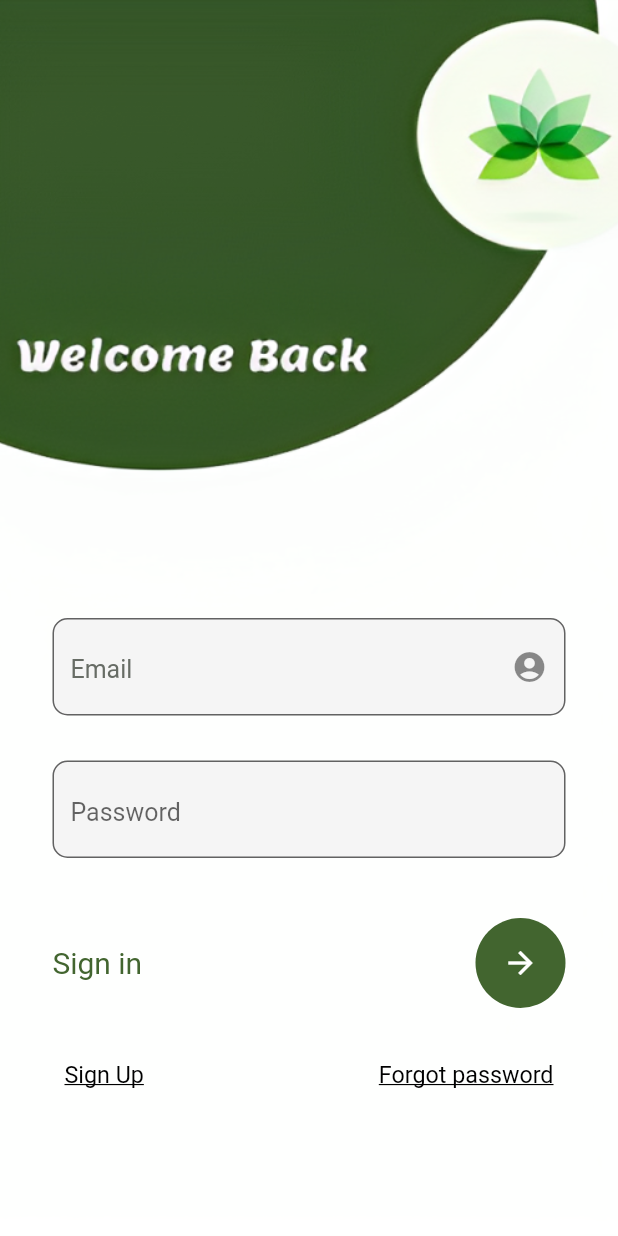
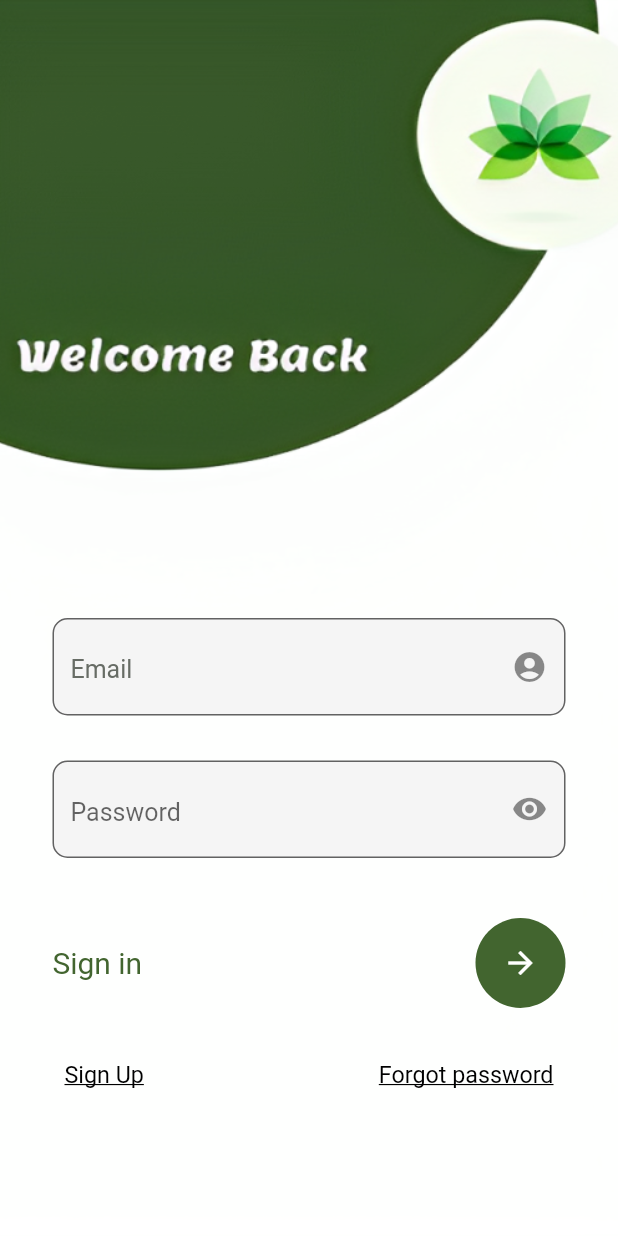
Before and after one commit to DesaiRiya/Plant_app, a Flutter app: the screen it shows after launch, after a tap on "Get started", on a phone screen of 412 x 824 dp. Run offline on Flutter 3.47's test engine with Material 2 defaults, Android fonts, the phone set to English and light mode, and no system bars; our stand-ins replace firebase_auth, firebase_core, flutter_screenutil, get, google_fonts; accounts and stored records are empty; generated files the repository leaves out were written again; Roboto replaces fonts that are missing (Laila, Lemon).

Commit message:
Signup & signIn

```diff
--- /dev/null
+++ b/lib/controllers/signin_controller.dart
@@ -0,0 +1,25 @@
+import 'package:firebase_core/firebase_core.dart';
+import 'package:flutter/material.dart';
+import 'package:flutter/gestures.dart';
+import 'dart:ui';
+import 'package:google_fonts/google_fonts.dart';
+import 'package:myapp/main.dart';
+import 'package:myapp/page-5/register.dart';
+import 'package:myapp/page-5/register2.dart';
+import 'package:myapp/repository/authentication_repository/authentication_repository.dart';
+import 'package:myapp/utils.dart';
+import 'package:get/get.dart';
+
+class SignInController extends GetxController {
+  static SignInController get instance => Get.find();
+
+  //Textfield controllers to get data from textfields
+  final email = TextEditingController();
+  final password = TextEditingController();
+
+
+  void loginUser(String email, String password) {
+    AuthenticationRepository.instance.loginUserWithEmailAndPassword(email, password);
+
+  }
+}
--- a/lib/main.dart
+++ b/lib/main.dart
@@ -1,10 +1,15 @@
+import 'package:firebase_core/firebase_core.dart';
 import 'package:flutter/material.dart';
 import 'package:flutter/gestures.dart';
 import 'dart:ui';
 import 'package:google_fonts/google_fonts.dart';
+import 'package:myapp/firebase_options.dart';
+import 'package:myapp/repository/authentication_repository/authentication_repository.dart';
 import 'package:myapp/utils.dart';
 import 'package:myapp/page-1/onboarding.dart';
 import 'package:flutter_screenutil/flutter_screenutil.dart';
+import 'package:get/get.dart';
+import 'package:flutter/material.dart';
 // import 'package:myapp/page-5/register.dart';
 // import 'package:myapp/page-4/login-.dart';
 // import 'package:myapp/page-2/search.dart';
@@ -14,13 +19,21 @@ import 'package:flutter_screenutil/flutter_screenutil.dart';
 // import 'package:myapp/page-3/diagnose-plant2-.dart';
 // import 'package:myapp/page-3/profile.dart';
 
-void main() => runApp(MyApp());
+
+//void main() => runApp(MyApp());
+
+void main() {
+	WidgetsFlutterBinding.ensureInitialized();
+	Firebase.initializeApp(options: DefaultFirebaseOptions.currentPlatform).then((value) => Get.put(AuthenticationRepository()));
+	runApp(const MyApp());
+}
 
 class MyApp extends StatelessWidget {
+	const MyApp({Key? key}): super(key: key);
 	@override
 	Widget build(BuildContext context) {
 	return ScreenUtilInit(
-	  builder:(_,child) => MaterialApp(
+	  builder:(_,child) => GetMaterialApp(
 	  	title: 'Flutter',
 	  	debugShowCheckedModeBanner: false,
 	  	scrollBehavior: MyCustomScrollBehavior(),
@@ -29,7 +42,7 @@ class MyApp extends StatelessWidget {
 	  	),
 	  	home: Scaffold(
 	  	body: SingleChildScrollView(
-	  		child: Scene(),
+	  		child: const CircularProgressIndicator(),
 	  	),
 	  	),
 	  ),
--- a/lib/page-1/onboarding.dart
+++ b/lib/page-1/onboarding.dart
@@ -3,6 +3,7 @@ import 'package:flutter/gestures.dart';
 import 'dart:ui';
 import 'package:google_fonts/google_fonts.dart';
 import 'package:myapp/page-4/login-.dart';
+import 'package:myapp/page-4/login3.dart';
 import 'package:myapp/utils.dart';
 
 import '../page-4/login2.dart';
@@ -67,7 +68,7 @@ class Scene extends StatelessWidget {
               margin: EdgeInsets.fromLTRB(0*fem, 10*fem, 58*fem, 0*fem),
               child: TextButton(
                 onPressed: () {
-                 Navigator.push(context,MaterialPageRoute(builder: (context)=>login2()));
+                 Navigator.push(context,MaterialPageRoute(builder: (context)=>login3()));
                 },
                 style: TextButton.styleFrom (
                   padding: EdgeInsets.zero,
--- /dev/null
+++ b/lib/page-4/login3.dart
@@ -0,0 +1,166 @@
+import 'package:firebase_core/firebase_core.dart';
+import 'package:flutter/material.dart';
+import 'package:flutter/gestures.dart';
+import 'dart:ui';
+import 'package:google_fonts/google_fonts.dart';
+import 'package:myapp/main.dart';
+import 'package:myapp/page-5/register.dart';
+import 'package:myapp/page-5/register2.dart';
+import 'package:myapp/utils.dart';
+import 'package:myapp/controllers/signup_controller.dart';
+import 'package:get/get.dart';
+
+import '../controllers/signin_controller.dart';
+
+class login3 extends StatelessWidget {
+  @override
+  Widget build(BuildContext context) {
+    double baseWidth = 360;
+    double fem = MediaQuery.of(context).size.width / baseWidth;
+    double ffem = fem * 0.97;
+
+
+    final controller = Get.put(SignInController());
+    final _formKey = GlobalKey<FormState>();
+
+    return Container(
+      decoration: const BoxDecoration(
+          image: DecorationImage(
+              image: AssetImage('assets/page-4/images/ellipse-3.png'), fit: BoxFit.cover)),
+
+      child: Form(
+      key: _formKey,
+        child: Scaffold(
+          backgroundColor: Colors.transparent,
+          body: Stack(
+            children: [
+              SingleChildScrollView(
+                child: Container(
+                  padding: EdgeInsets.only(
+                      top: MediaQuery.of(context).size.height * 0.5,
+                      right: 35,
+                      left: 35),
+                  //color: Color(0xfff5f5f5),
+                  child: Column(
+                    children: [
+                      TextField(
+                        controller: controller.email,
+                        decoration: InputDecoration(
+                            fillColor: Color(0xfff5f5f5),
+                            filled: true,
+                            hintText: 'Email',
+                            hintStyle: TextStyle(color:Color(0xf9646962)),
+                            suffixIcon: Icon(Icons.account_circle),
+                            border: OutlineInputBorder(
+                                borderRadius: BorderRadius.circular(10))),
+                        style: SafeGoogleFont (
+                          'Laila',
+                          fontSize: 15*ffem,
+                          fontWeight: FontWeight.w400,
+                          height: 1.55*ffem/fem,
+                          color: Color(0xff000000),
+                        ),
+                      ),
+                      SizedBox(
+                        height: 30,
+                      ),
+                      TextField(
+                        controller: controller.password,
+                        obscureText: true,
+                        decoration: InputDecoration(
+                            fillColor: Color(0xfff5f5f5),
+                            filled: true,
+                            hintText: 'Password',
+                            suffixIcon: Icon(Icons.remove_red_eye_sharp),
+                            border: OutlineInputBorder(
+                                borderRadius: BorderRadius.circular(10))),
+                        style: SafeGoogleFont (
+                          'Laila',
+                          fontSize: 15*ffem,
+                          fontWeight: FontWeight.w400,
+                          height: 1.55*ffem/fem,
+                          color: Color(0xff000000),
+                        ),
+                      ),
+                      SizedBox(
+                        height: 40,
+                      ),
+                      Row(
+                        mainAxisAlignment: MainAxisAlignment.spaceBetween,
+                        children: [
+                          Text(
+                            'Sign in ',
+                            /* style: TextStyle(
+                            color: Color(0xff42652f),
+                            fontSize: 27,
+                            fontWeight: FontWeight.w700),
+                          */
+                            style: SafeGoogleFont (
+                              'Lemon',
+                              fontSize: 18*ffem,
+                              fontWeight: FontWeight.w400,
+                              height: 1.3075*ffem/fem,
+                              color: Color(0xff42652f),
+                            ),
+                          ),
+                          CircleAvatar(
+                            radius: 30,
+                            backgroundColor: Color(0xff42652f),
+                            child: IconButton(
+                              color: Colors.white,
+                              onPressed: (){
+                                if(_formKey.currentState!.validate()){
+                                  SignInController.instance.loginUser(controller.email.text.trim(), controller.password.text.trim());
+                                }
+                              },
+                              icon: Icon(Icons.arrow_forward),
+                            ),
+                          )
+                        ],
+                      ),
+                      SizedBox(
+                        height: 20,
+                      ),
+                      Row(
+                        mainAxisAlignment: MainAxisAlignment.spaceBetween,
+                        children: [
+                          TextButton(onPressed: () {
+                            Navigator.push(context,MaterialPageRoute(builder: (context)=>register()));
+                          },
+                              child: Text('Sign Up',
+                                style: SafeGoogleFont (
+                                  'Lemon',
+                                  fontSize: 14*ffem,
+                                  decoration: TextDecoration.underline,
+                                  fontWeight: FontWeight.w400,
+                                  height: 1.3075*ffem/fem,
+                                  color: Color(0xff000000),
+                                ),
+
+                              )),
+                          TextButton(onPressed: () {},
+                              child: Text('Forgot password',
+                                style: SafeGoogleFont (
+                                  'Lemon',
+                                  fontSize: 14*ffem,
+                                  decoration: TextDecoration.underline,
+                                  fontWeight: FontWeight.w400,
+                                  height: 1.3075*ffem/fem,
+                                  color: Color(0xff000000),
+                                ),
+                              )),
+                        ],
+                      ),
+
+                    ],
+                  ),
+                ),
+              )
+            ],
+          )
+      ),
+    ),
+    );
+
+  }
+}
--- a/lib/page-6/home.dart
+++ b/lib/page-6/home.dart
@@ -5,6 +5,7 @@ import 'package:google_fonts/google_fonts.dart';
 import 'package:myapp/page-2/search.dart';
 import 'package:myapp/page-3/diagnose-plant.dart';
 import 'package:myapp/page-3/profile.dart';
+import 'package:myapp/page-7/plant-page.dart';
 import 'package:myapp/utils.dart';
 
 class home extends StatefulWidget {
@@ -204,7 +205,7 @@ class _homeState extends State<home> {
                           margin: EdgeInsets.fromLTRB(0*fem, 0*fem, 29*fem, 0*fem),
                           child: TextButton(
                             onPressed: () {
-                              Navigator.push(context,MaterialPageRoute(builder: (context)=>search()));
+                              Navigator.push(context,MaterialPageRoute(builder: (context)=>plant_page()));
                             },
                             style: TextButton.styleFrom (
                               padding: EdgeInsets.zero,
--- /dev/null
+++ b/lib/repository/authentication_repository/authentication_repository.dart
@@ -0,0 +1,67 @@
+import 'package:firebase_auth/firebase_auth.dart';
+import 'package:firebase_core/firebase_core.dart';
+import 'package:myapp/firebase_options.dart';
+import 'package:flutter/material.dart';
+import 'package:flutter/gestures.dart';
+import 'dart:ui';
+import 'package:google_fonts/google_fonts.dart';
+import 'package:myapp/main.dart';
+import 'package:myapp/page-1/onboarding.dart';
+import 'package:myapp/page-5/register.dart';
+import 'package:myapp/page-5/register2.dart';
+import 'package:myapp/page-6/home2.dart';
+import 'package:myapp/repository/authentication_repository/exceptions/signup_email_password_failure.dart';
+import 'package:myapp/utils.dart';
+import 'package:get/get.dart';
+
+
+class AuthenticationRepository extends GetxController {
+  static AuthenticationRepository get instance => Get.find();
+
+  final  _auth = FirebaseAuth.instance;
+  late final Rx<User?> firebaseUser;
+
+  @override
+  void onReady() {
+    firebaseUser = Rx<User?>(_auth.currentUser);
+    firebaseUser.bindStream(_auth.userChanges());
+    ever(firebaseUser, _setInitialScreen);
+  }
+
+  _setInitialScreen(User? user){
+    user == null ? Get.offAll(() =>  Scene()) : Get.offAll(() =>  homee());
+  }
+
+  Future<void> createUserWithEmailAndPassword(String email, String password) async {
+    try {
+      await _auth.createUserWithEmailAndPassword(email: email, password: password);
+      firebaseUser.value != null ? Get.offAll(() =>  homee()): Get.to(() => Scene());
+    } on FirebaseAuthException catch(e) {
+      final ex = SignUpWithEmailAndPasswordFailure.code(e.code);
+      print('FIREBASE AUTH EXCEPTION - ${ex.message}');
+      throw ex;
+    } catch (_) {
+      const ex = SignUpWithEmailAndPasswordFailure();
+      print('EXCEPTION - ${ex.message}');
+      throw ex;
+    }
+  }
+
+  Future<void> loginUserWithEmailAndPassword(String email, String password) async {
+    try {
+      await _auth.signInWithEmailAndPassword(email: email, password: password);
+      firebaseUser.value != null ? Get.offAll(() =>  homee()): Get.to(() => Scene());
+    } on FirebaseAuthException catch(e) {
+      final ex = SignUpWithEmailAndPasswordFailure.code(e.code);
+      print('FIREBASE AUTH EXCEPTION - ${ex.message}');
+      throw ex;
+    } catch (_) {
+      const ex = SignUpWithEmailAndPasswordFailure();
+      print('EXCEPTION - ${ex.message}');
+      throw ex;
+    }
+  }
+
+Future<void> logout() async => await _auth.signOut();
+
+}
--- a/pubspec.yaml
+++ b/pubspec.yaml
@@ -37,8 +37,14 @@ dependencies:
   # The following adds the Cupertino Icons font to your application.
   # Use with the CupertinoIcons class for iOS style icons.
   cupertino_icons: ^1.0.2
+  #firebase_core: ^2.17.0
+  #firebase_auth: ^4.10.1
+
   flutter_screenutil: ^5.9.0
   google_fonts: ^6.1.0
+  firebase_core: ^2.17.0
+  firebase_auth: ^4.10.1
+  get: ^4.6.6
 
 dev_dependencies:
   flutter_test:
```
Also changed, not shown: lib/controllers/signup_controller.dart (added, +26 -0 lines), lib/page-3/profile.dart (+31 -4 lines), lib/page-5/register.dart (+25 -3 lines), lib/page-7/plant-page.dart (+11 -6 lines), lib/repository/authentication_repository/exceptions/signup_email_password_failure.dart (added, +40 -0 lines), pubspec.lock, 6 other files.
